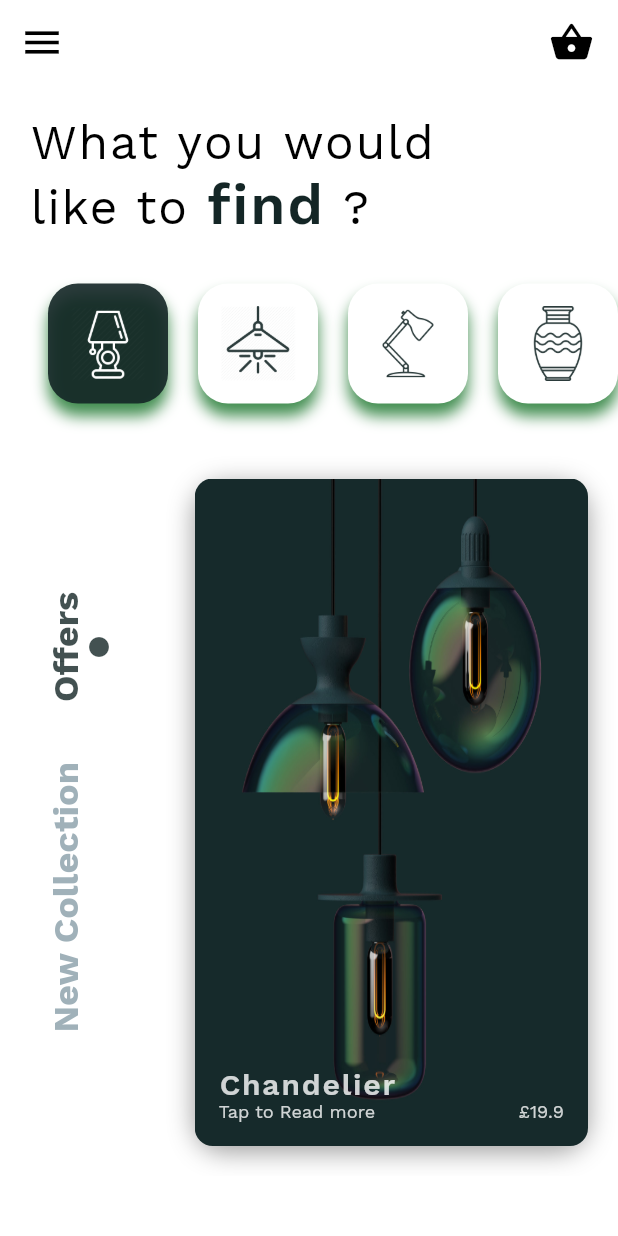
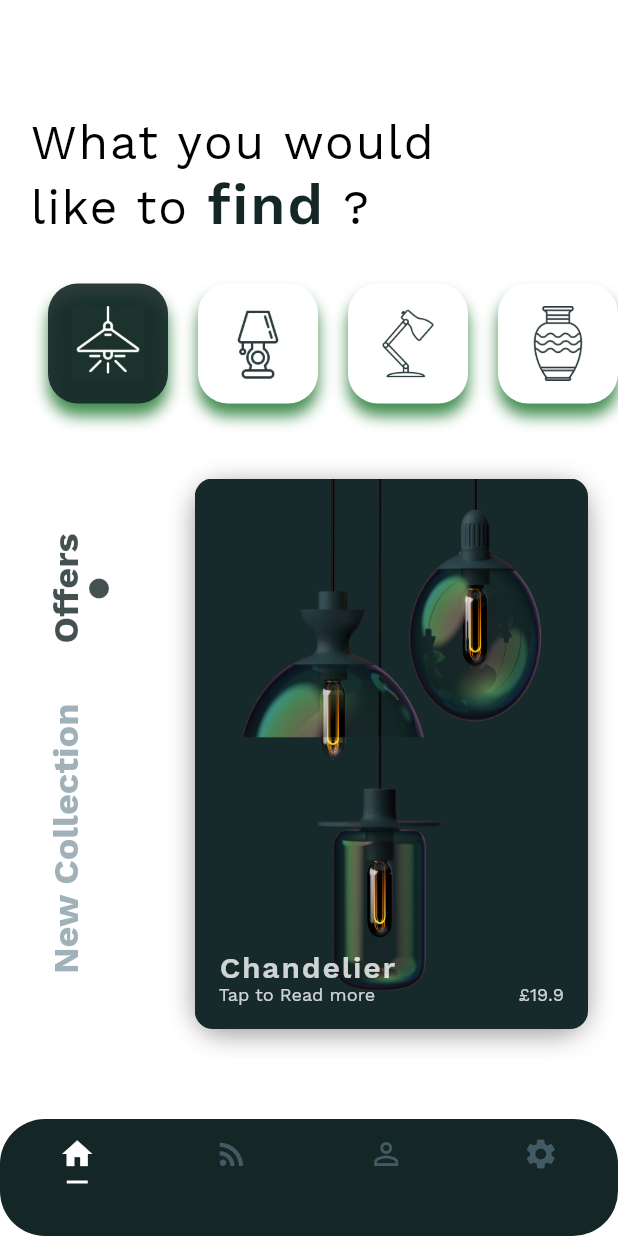
Before and after one commit to firovski/flutter_lamps_ui_demo, a Flutter app: the screen it shows after launch, on a phone screen of 412 x 824 dp. Run offline on Flutter 3.47's test engine with Material 2 defaults, Android fonts, the phone set to English and light mode, and no system bars.

Commit message:
- Added the bottom nav bar
Signed-off-by: Firas Trabelsi <trabelsii.firas@gmail.com>

```diff
--- a/lib/main.dart
+++ b/lib/main.dart
@@ -11,15 +11,13 @@
       debugShowCheckedModeBanner: false,
       theme: ThemeData(
           primarySwatch: Colors.blueGrey,
-          primaryColor: Colors.white,
+          primaryColor: Color(0xff142626),
           canvasColor: Colors.white,
-          appBarTheme: AppBarTheme(
-              elevation: 0,
-              color: Colors.white
-          )
+          appBarTheme: AppBarTheme(elevation: 0, color: Colors.white)),
+      home: DefaultTabController(
+        length: 4,
+        child: HomeScreen(),
       ),
-
-      home: HomeScreen(),
     );
   }
 }
--- a/lib/pages/home_listing_screen.dart
+++ b/lib/pages/home_listing_screen.dart
@@ -14,8 +14,8 @@
   int currentMenu = 0;
   bool modeState = true;
   final List<String> catalogPath = [
+    "assets/images/lamp2.png",
     "assets/images/lamp1.png",
-    "assets/images/lamp2.png",
     "assets/images/lamp3.jpg",
     "assets/images/lamp4.png",
   ];
@@ -49,6 +49,35 @@
           )
         ],
       ),
+      bottomNavigationBar: Material(
+        shape: RoundedRectangleBorder(
+            borderRadius: new BorderRadius.circular(30.0)),
+        color: Color(0xff142626),
+        child: Padding(
+          padding: const EdgeInsets.only(bottom: 30.0),
+          child: new TabBar(
+            tabs: [
+              Tab(
+                icon: new Icon(Icons.home),
+              ),
+              Tab(
+                icon: new Icon(Icons.rss_feed),
+              ),
+              Tab(
+                icon: new Icon(Icons.perm_identity),
+              ),
+              Tab(
+                icon: new Icon(Icons.settings),
+              )
+            ],
+            labelColor: Colors.white,
+            unselectedLabelColor: Colors.blueGrey.withOpacity(0.6),
+            indicatorSize: TabBarIndicatorSize.label,
+            indicatorPadding: EdgeInsets.all(5.0),
+            indicatorColor: Colors.white,
+          ),
+        ),
+      ),
       body: SafeArea(
         child: Column(
           children: <Widget>[
@@ -77,12 +106,16 @@
                 child: Row(
                   crossAxisAlignment: CrossAxisAlignment.start,
                   children: <Widget>[
-                    for ( var i = 0; i < catalogPath
-                        .length; i++) // ignore: sdk_version_ui_as_code
-                      (currentMenu == i) ? roundedContainer(
-                          catalogPath[i], Color(0xff142626).withOpacity(0.9),
-                          Colors.white, i) : roundedContainer(
-                          catalogPath[i], Colors.white,
+                    for (var i = 0; // ignore: sdk_version_ui_as_code
+                    i < catalogPath.length;
+                    i++) // ignore: sdk_version_ui_as_code
+                      (currentMenu == i)
+                          ? roundedContainer(
+                          catalogPath[i],
+                          Color(0xff142626).withOpacity(0.9),
+                          Colors.white,
+                          i)
+                          : roundedContainer(catalogPath[i], Colors.white,
                           Color(0xff142626).withOpacity(0.9), i)
                   ],
                 ),
@@ -119,9 +152,9 @@
                                         children: <Widget>[
                                           Text(
                                             "Offers",
-                                            style: modeState ? AppTheme
-                                                .menuHeadingActive : AppTheme
-                                                .menuHeadingInactive,
+                                            style: modeState
+                                                ? AppTheme.menuHeadingActive
+                                                : AppTheme.menuHeadingInactive,
                                           ),
                                           Icon(
                                             Icons.brightness_1,
@@ -129,7 +162,6 @@
                                                 ? AppTheme.primaryColor
                                                 .withOpacity(0.8)
                                                 : Colors.white,
-
                                             size: 16,
                                           )
                                         ],
@@ -149,7 +181,6 @@
                                 modeState = !modeState;
                               });
                             },
-
                             child: RotatedBox(
                               quarterTurns: 3,
                               child: Column(
@@ -160,9 +191,9 @@
                                         children: <Widget>[
                                           Text(
                                             "New Collection",
-                                            style: !modeState ? AppTheme
-                                                .menuHeadingActive : AppTheme
-                                                .menuHeadingInactive,
+                                            style: !modeState
+                                                ? AppTheme.menuHeadingActive
+                                                : AppTheme.menuHeadingInactive,
                                           ),
                                           Icon(
                                             Icons.brightness_1,
@@ -210,10 +241,8 @@
                               child: ItemWidget(
                                 pageController: _pageController,
                                 currentPage: i,
-
+                              ),
                             ),
-
-                          ),
                           ),
                       ],
                     ),
@@ -258,8 +287,7 @@
             ),
             child: Padding(
               padding: const EdgeInsets.all(15.0),
-              child: Image(image: AssetImage(url),
-                  color: iconColor),
+              child: Image(image: AssetImage(url), color: iconColor),
             ),
           ),
         ),
```
